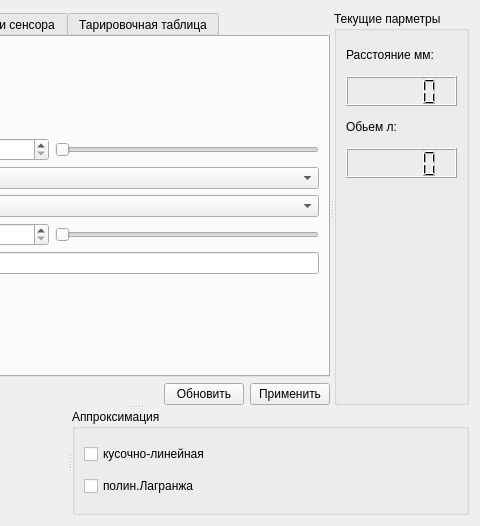
First picture: the form in mws.ui, repository zaitseu1994/EurosensConfig, before the edit; both pictures show x 207 to 687 and y 0 to 526 of the 687 by 526 pixel window.
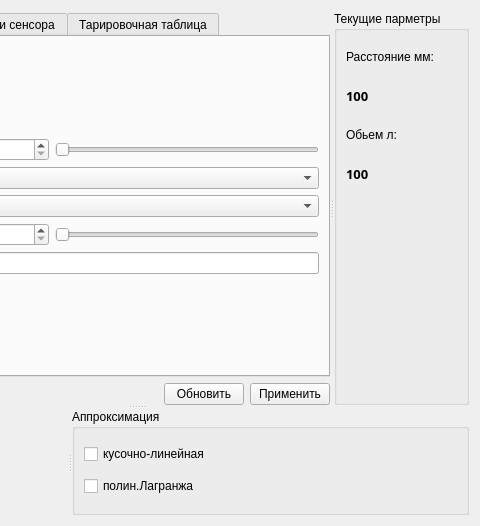
Second picture: the form after the edit. Custom widgets are drawn as their Qt base class.

Diff of the .ui file:
```diff
--- a/mws.ui
+++ b/mws.ui
@@ -592,7 +592,7 @@
        <property name="title">
         <string>Текущие парметры</string>
        </property>
-       <layout class="QGridLayout" name="gridLayout_5" rowstretch="1,1,1,1,7">
+       <layout class="QGridLayout" name="gridLayout_5" rowstretch="1,1,1,1,1,5" rowminimumheight="1,1,1,1,1,1">
         <item row="0" column="0">
          <widget class="QLabel" name="lab_Distance">
           <property name="text">
@@ -600,9 +600,6 @@
           </property>
          </widget>
         </item>
-        <item row="1" column="0">
-         <widget class="QLCDNumber" name="lcd_Distance"/>
-        </item>
         <item row="2" column="0">
          <widget class="QLabel" name="lab_Volume">
           <property name="text">
@@ -610,10 +607,37 @@
           </property>
          </widget>
         </item>
+        <item row="1" column="0">
+         <widget class="QLabel" name="lcd_Distance">
+          <property name="font">
+           <font>
+            <family>Segoe Print</family>
+            <pointsize>10</pointsize>
+            <weight>75</weight>
+            <bold>true</bold>
+           </font>
+          </property>
+          <property name="text">
+           <string>100</string>
+          </property>
+         </widget>
+        </item>
         <item row="3" column="0">
-         <widget class="QLCDNumber" name="lcd_Volume1"/>
+         <widget class="QLabel" name="lcd_Volume">
+          <property name="font">
+           <font>
+            <family>Segoe Print</family>
+            <pointsize>10</pointsize>
+            <weight>75</weight>
+            <bold>true</bold>
+           </font>
+          </property>
+          <property name="text">
+           <string>100</string>
+          </property>
+         </widget>
         </item>
-        <item row="4" column="0">
+        <item row="4" column="0" rowspan="2">
          <widget class="QCustomPlot" name="graph_distanse" native="true"/>
         </item>
        </layout>
```
